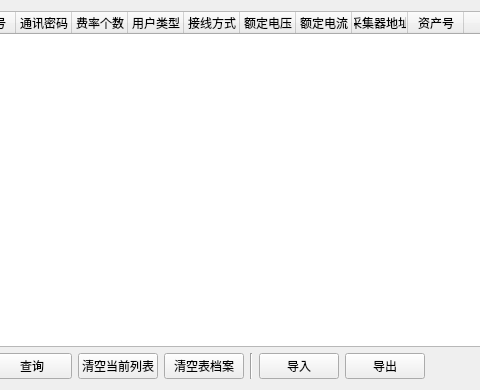
Old version of the form MeterArchives.ui in the repository qwerttqq95/698SP_CL; both pictures show x 332 to 812 and y 0 to 390 of the 934 by 390 pixel window.
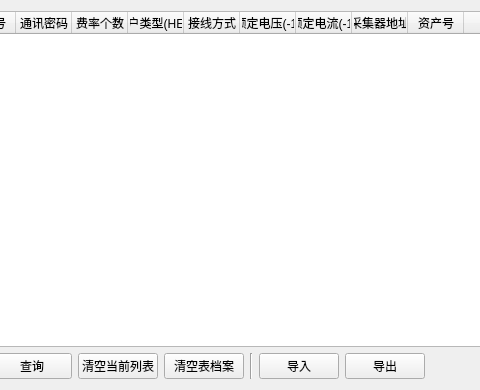
New version of the form.

What changed in the file:
```diff
--- a/MeterArchives.ui
+++ b/MeterArchives.ui
@@ -79,7 +79,7 @@
                     </column>
                     <column>
                         <property name="text">
-                            <string>用户类型</string>
+                            <string>用户类型(HEX)</string>
                         </property>
                     </column>
                     <column>
@@ -89,12 +89,12 @@
                     </column>
                     <column>
                         <property name="text">
-                            <string>额定电压</string>
+                            <string>额定电压(-1)</string>
                         </property>
                     </column>
                     <column>
                         <property name="text">
-                            <string>额定电流</string>
+                            <string>额定电流(-1)</string>
                         </property>
                     </column>
                     <column>
```
Left out of the diff: 4 changed lines with no effect on the pictures.
